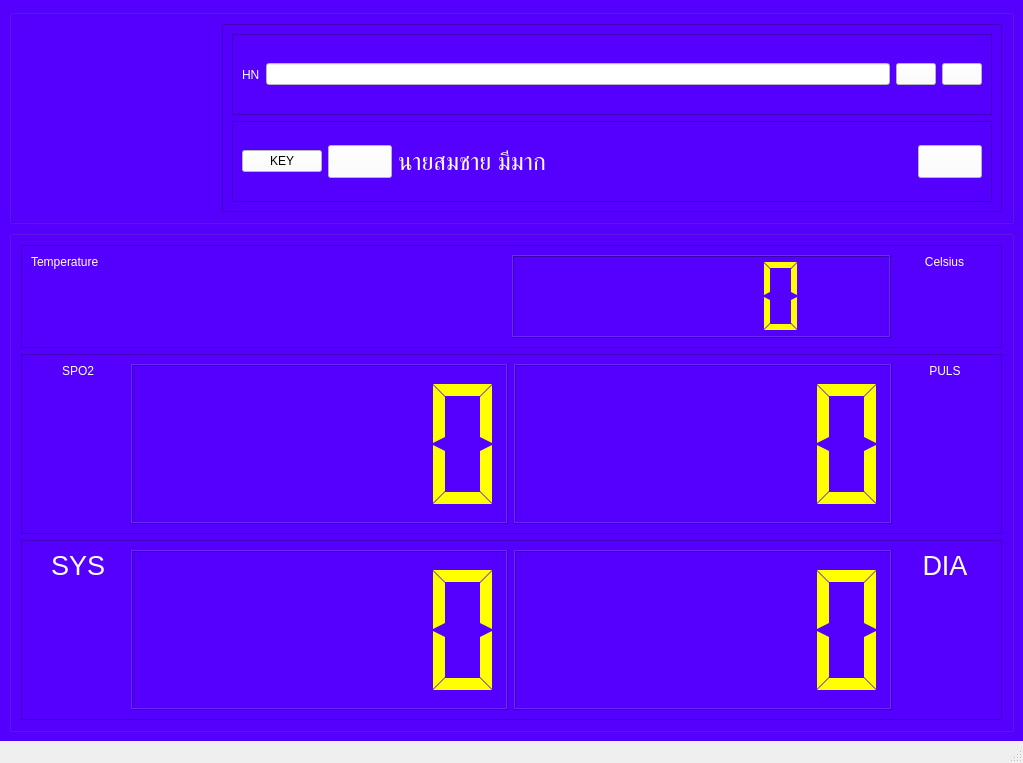
First picture: the form in win_vs.ui, repository tehnplk/win_bmi, before the edit.
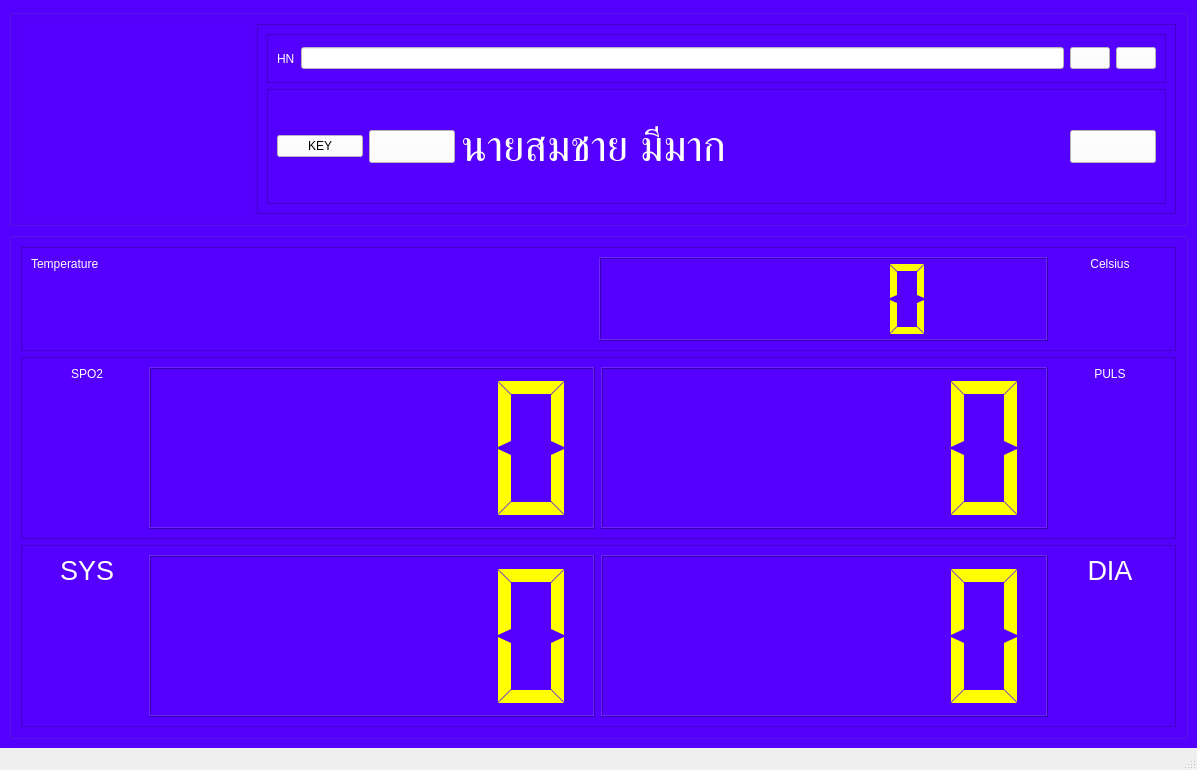
Second picture: the form after the edit. Icons and pictures are not drawn.

Diff of the .ui file:
```diff
--- a/win_vs.ui
+++ b/win_vs.ui
@@ -6,8 +6,8 @@
    <rect>
     <x>0</x>
     <y>0</y>
-    <width>1023</width>
-    <height>763</height>
+    <width>1197</width>
+    <height>770</height>
    </rect>
   </property>
   <property name="windowTitle">
@@ -63,7 +63,7 @@
          <property name="frameShadow">
           <enum>QFrame::Raised</enum>
          </property>
-         <layout class="QVBoxLayout" name="verticalLayout_3">
+         <layout class="QVBoxLayout" name="verticalLayout_3" stretch="30,70">
           <item>
            <widget class="QFrame" name="frame_4">
             <property name="frameShape">
@@ -164,7 +164,7 @@
             <property name="frameShadow">
              <enum>QFrame::Raised</enum>
             </property>
-            <layout class="QHBoxLayout" name="horizontalLayout_5" stretch="0,5,90,5">
+            <layout class="QHBoxLayout" name="horizontalLayout_5" stretch="10,10,70,10">
              <item>
               <widget class="QPushButton" name="btnKey">
                <property name="styleSheet">
@@ -175,6 +175,12 @@
                <property name="text">
                 <string>KEY</string>
                </property>
+               <property name="iconSize">
+                <size>
+                 <width>120</width>
+                 <height>80</height>
+                </size>
+               </property>
               </widget>
              </item>
              <item>
@@ -202,8 +208,8 @@
                </property>
                <property name="iconSize">
                 <size>
-                 <width>50</width>
-                 <height>40</height>
+                 <width>120</width>
+                 <height>80</height>
                 </size>
                </property>
                <property name="autoDefault">
@@ -222,7 +228,7 @@
                <property name="font">
                 <font>
                  <family>MS Shell Dlg 2</family>
-                 <pointsize>18</pointsize>
+                 <pointsize>32</pointsize>
                  <weight>50</weight>
                  <italic>false</italic>
                  <bold>false</bold>
@@ -261,8 +267,8 @@
                </property>
                <property name="iconSize">
                 <size>
-                 <width>50</width>
-                 <height>40</height>
+                 <width>120</width>
+                 <height>80</height>
                 </size>
                </property>
                <property name="autoDefault">
```
Left out of the diff: 2 changed lines with no effect on the pictures.
